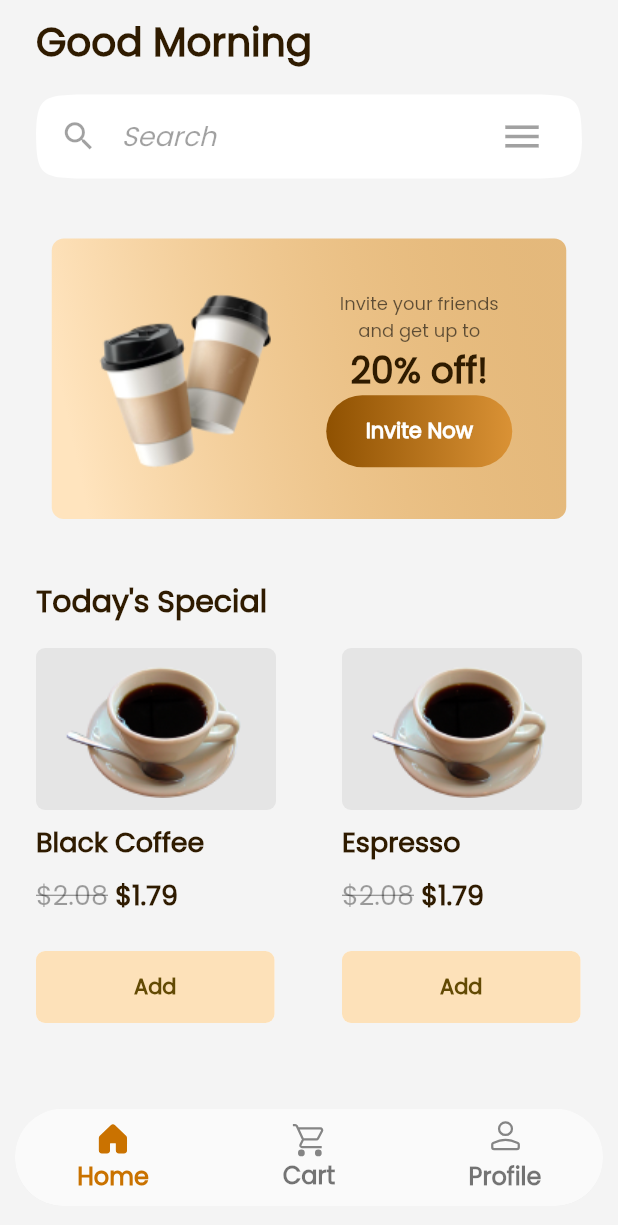
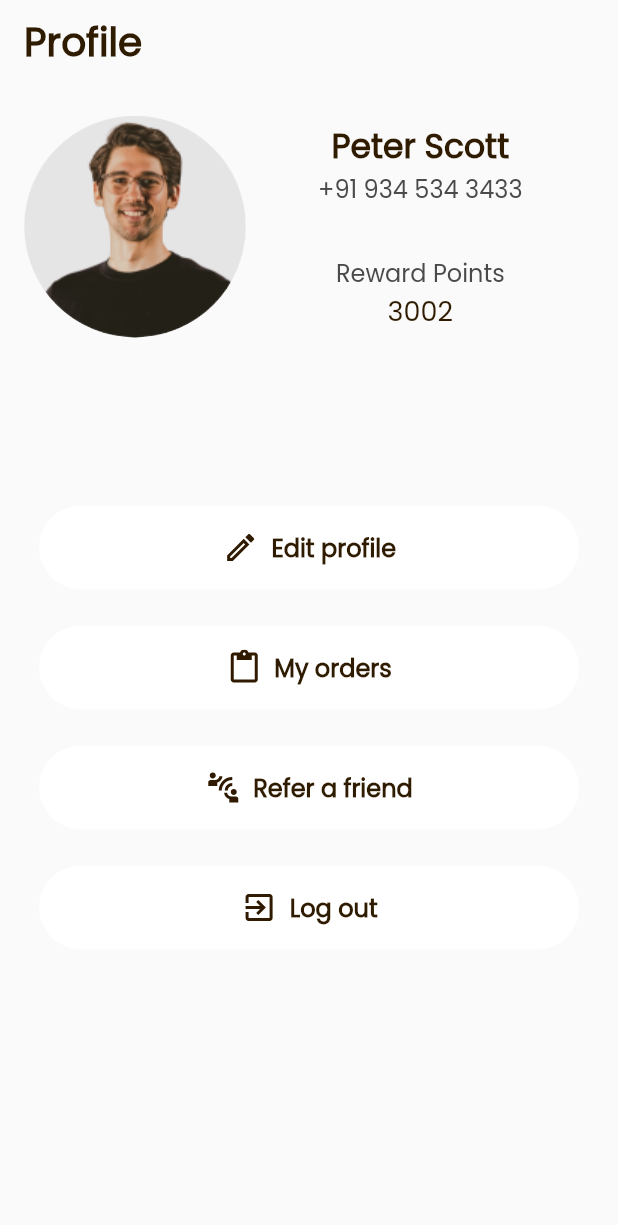
Before and after one commit to skfareeduddin/brewista, a Flutter app: the screen it shows after launch, on a phone screen of 412 x 824 dp. Shown: the top 1225 px of the screen. Run offline on Flutter 3.47's test engine with Material 2 defaults, Android fonts, the phone set to English and light mode, and no system bars; our stand-ins replace flutter_svg.

Commit message:
Added Profile Screen.

```diff
--- a/lib/main.dart
+++ b/lib/main.dart
@@ -1,4 +1,5 @@
 import 'package:brewista/screens/home.dart';
+import 'package:brewista/screens/profile.dart';
 import 'package:brewista/screens/sign_up.dart';
 import 'package:flutter/material.dart';
 
@@ -12,10 +13,11 @@ class Brewista extends StatelessWidget {
   @override
   Widget build(BuildContext context) {
     return MaterialApp(
-      initialRoute: HomeScreen.id,
+      initialRoute: ProfileScreen.id,
       routes: {
         SignUp.id: (context) => const SignUp(),
         HomeScreen.id: (context) => const HomeScreen(),
+        ProfileScreen.id: (context) => const ProfileScreen(),
       },
     );
   }
--- a/lib/screens/home.dart
+++ b/lib/screens/home.dart
@@ -1,6 +1,5 @@
 import 'package:brewista/models/gradient_button.dart';
 import 'package:flutter/material.dart';
-import 'package:flutter_svg/svg.dart';
 
 class HomeScreen extends StatefulWidget {
   const HomeScreen({super.key});
@@ -12,6 +11,8 @@ class HomeScreen extends StatefulWidget {
 }
 
 class _HomeScreenState extends State<HomeScreen> {
+  int myIndex = 0;
+
   @override
   Widget build(BuildContext context) {
     return Scaffold(
@@ -378,20 +379,34 @@ class _HomeScreenState extends State<HomeScreen> {
           borderRadius: const BorderRadius.all(Radius.circular(32.0)),
           child: BottomNavigationBar(
             elevation: 50.0,
-            items: [
+            onTap: (index) => {
+              setState(() {
+                myIndex = index;
+              }),
+            },
+            currentIndex: myIndex,
+            items: const [
               BottomNavigationBarItem(
-                icon: SvgPicture.asset('assets/home_icon.svg'),
+                // icon: SvgPicture.asset('assets/home_icon.svg'),
+                icon: Icon(Icons.home_filled),
                 label: 'Home',
               ),
               BottomNavigationBarItem(
-                icon: SvgPicture.asset('assets/cart_icon.svg'),
+                // icon: SvgPicture.asset('assets/cart_icon.svg'),
+                icon: Icon(Icons.shopping_cart_outlined),
                 label: 'Cart',
               ),
               BottomNavigationBarItem(
-                icon: SvgPicture.asset('assets/profile_icon.svg'),
+                // icon: SvgPicture.asset('assets/profile_icon.svg'),
+                icon: Icon(
+                  Icons.person_2_outlined,
+                ),
                 label: 'Profile',
               ),
             ],
+            selectedIconTheme: const IconThemeData(
+              color: Color(0xFFC97200),
+            ),
             selectedLabelStyle: const TextStyle(
               color: Color(0xFFC97200),
               fontSize: 16,
--- /dev/null
+++ b/lib/screens/profile.dart
@@ -0,0 +1,185 @@
+import 'package:brewista/models/rounded_button.dart';
+import 'package:flutter/material.dart';
+import 'package:flutter_svg/flutter_svg.dart';
+
+class ProfileScreen extends StatelessWidget {
+  const ProfileScreen({super.key});
+
+  static const id = 'profile';
+
+  @override
+  Widget build(BuildContext context) {
+    return Scaffold(
+      body: SafeArea(
+          child: Padding(
+        padding: const EdgeInsets.symmetric(vertical: 8.0, horizontal: 16.0),
+        child: Column(
+          children: [
+            Align(
+              alignment: Alignment.centerLeft,
+              child: Container(
+                child: const Text(
+                  'Profile',
+                  style: TextStyle(
+                    color: Color(0xFF2F1B00),
+                    fontSize: 26,
+                    fontFamily: 'Poppins',
+                    fontWeight: FontWeight.w600,
+                  ),
+                ),
+              ),
+            ),
+            const SizedBox(height: 30),
+            Container(
+              child: const Row(
+                children: [
+                  CircleAvatar(
+                    backgroundImage: AssetImage('assets/profile-image.png'),
+                    backgroundColor: Colors.transparent,
+                    radius: 74.0,
+                  ),
+                  SizedBox(width: 48.0),
+                  Column(
+                    mainAxisAlignment: MainAxisAlignment.center,
+                    crossAxisAlignment: CrossAxisAlignment.center,
+                    children: [
+                      Text(
+                        'Peter Scott',
+                        textAlign: TextAlign.center,
+                        style: TextStyle(
+                          color: Color(0xFF2F1B00),
+                          fontSize: 22,
+                          fontFamily: 'Poppins',
+                          fontWeight: FontWeight.bold,
+                        ),
+                      ),
+                      Text(
+                        '+91 934 534 3433',
+                        textAlign: TextAlign.center,
+                        style: TextStyle(
+                          color: Color(0xFF4A4A4A),
+                          fontSize: 16,
+                          fontFamily: 'Poppins',
+                          fontWeight: FontWeight.w400,
+                        ),
+                      ),
+                      SizedBox(height: 32.0),
+                      Text(
+                        'Reward Points',
+                        textAlign: TextAlign.center,
+                        style: TextStyle(
+                          color: Color(0xFF4A4A4A),
+                          fontSize: 16,
+                          fontFamily: 'Poppins',
+                          fontWeight: FontWeight.w400,
+                        ),
+                      ),
+                      Text(
+                        '3002',
+                        textAlign: TextAlign.center,
+                        style: TextStyle(
+                          color: Color(0xFF2F1B00),
+                          fontSize: 18,
+                          fontFamily: 'Poppins',
+                          fontWeight: FontWeight.w500,
+                        ),
+                      ),
+                    ],
+                  ),
+                ],
+              ),
+            ),
+            const SizedBox(height: 104),
+            Container(
+              padding: const EdgeInsets.all(8.0),
+              child: Column(
+                children: [
+                  RoundedButton(
+                    childWidget: Row(
+                      mainAxisAlignment: MainAxisAlignment.center,
+                      children: [
+                        SvgPicture.asset('assets/edit_icon.svg'),
+                        const SizedBox(width: 8.0),
+                        const Text(
+                          'Edit profile',
+                          style: TextStyle(
+                            color: Color(0xFF2F1B00),
+                            fontSize: 16,
+                            fontFamily: 'Poppins',
+                            fontWeight: FontWeight.w600,
+                          ),
+                        ),
+                      ],
+                    ),
+                    onPressed: () {},
+                  ),
+                  const SizedBox(height: 24.0),
+                  RoundedButton(
+                    childWidget: Row(
+                      mainAxisAlignment: MainAxisAlignment.center,
+                      children: [
+                        SvgPicture.asset('assets/my_orders_icon.svg'),
+                        const SizedBox(width: 8.0),
+                        const Text(
+                          'My orders',
+                          style: TextStyle(
+                            color: Color(0xFF2F1B00),
+                            fontSize: 16,
+                            fontFamily: 'Poppins',
+                            fontWeight: FontWeight.w600,
+                          ),
+                        ),
+                      ],
+                    ),
+                    onPressed: () {},
+                  ),
+                  const SizedBox(height: 24.0),
+                  RoundedButton(
+                    childWidget: Row(
+                      mainAxisAlignment: MainAxisAlignment.center,
+                      children: [
+                        SvgPicture.asset('assets/refer_a_friend_icon.svg'),
+                        const SizedBox(width: 8.0),
+                        const Text(
+                          'Refer a friend',
+                          style: TextStyle(
+                            color: Color(0xFF2F1B00),
+                            fontSize: 16,
+                            fontFamily: 'Poppins',
+                            fontWeight: FontWeight.w600,
+                          ),
+                        ),
+                      ],
+                    ),
+                    onPressed: () {},
+                  ),
+                  const SizedBox(height: 24.0),
+                  RoundedButton(
+                    childWidget: Row(
+                      mainAxisAlignment: MainAxisAlignment.center,
+                      children: [
+                        SvgPicture.asset('assets/log_out_icon.svg'),
+                        const SizedBox(width: 8.0),
+                        const Text(
+                          'Log out',
+                          style: TextStyle(
+                            color: Color(0xFF2F1B00),
+                            fontSize: 16,
+                            fontFamily: 'Poppins',
+                            fontWeight: FontWeight.w600,
+                          ),
+                        ),
+                      ],
+                    ),
+                    onPressed: () {},
+                  ),
+                  const SizedBox(height: 24.0),
+                ],
+              ),
+            ),
+          ],
+        ),
+      )),
+    );
+  }
+}
```
Also changed, not shown: assets/edit_icon.svg (added), assets/log_out_icon.svg (added), assets/my_orders_icon.svg (added), assets/profile-image.png (added), assets/refer_a_friend_icon.svg (added).
